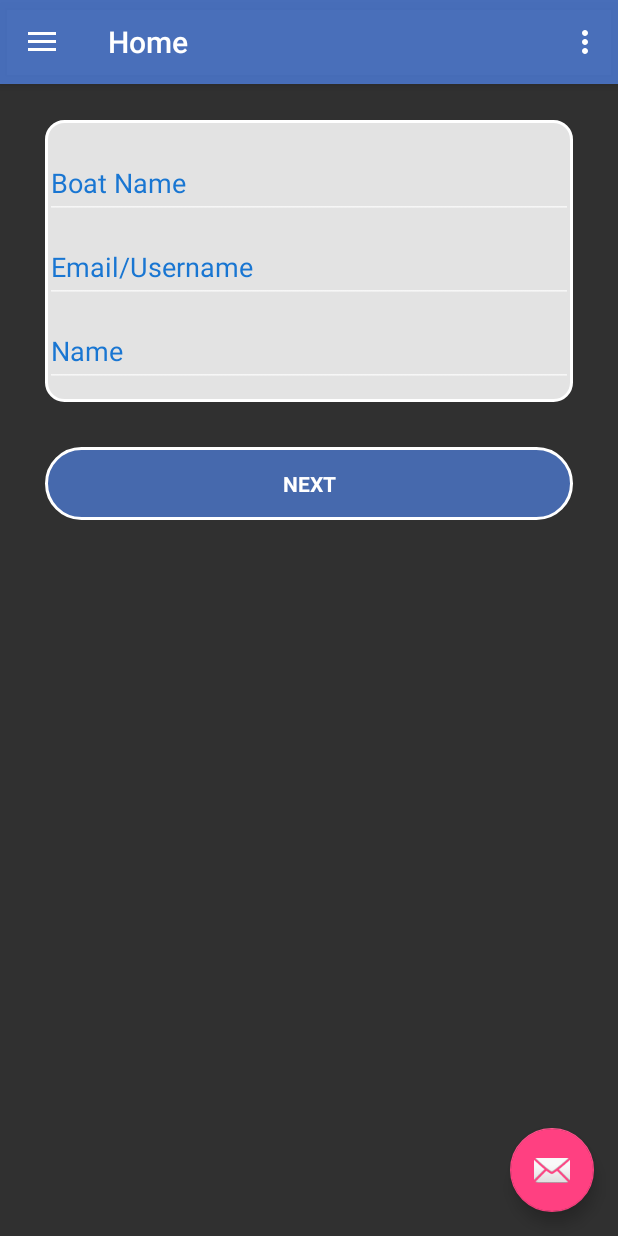
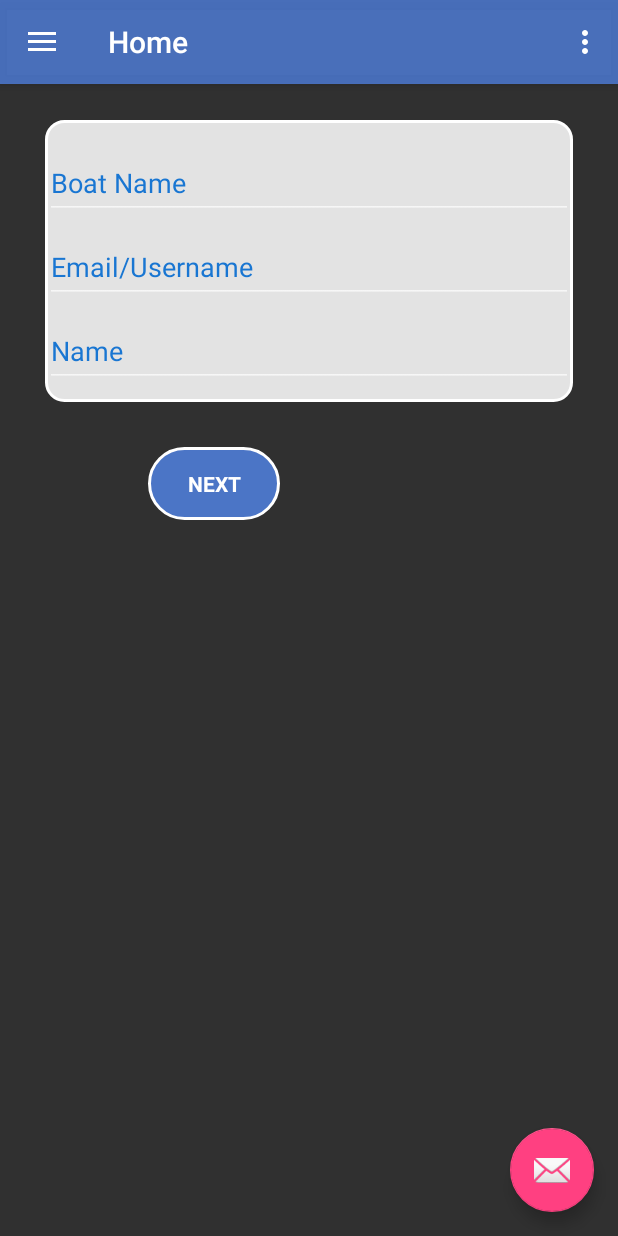
Before and after one commit to ndesai187/indigoX, an Android app: the fragment LinkSamplerFragment placed in its activity, on a phone screen of 412 x 824 dp. Run offline under Robolectric (Android 15) with nearby library versions, the phone set to English and light mode, and no system bars.

Commit message:
improview view with previous-next buttion for add reading activity

```diff
--- a/app/src/main/java/com/example/nirav/indigox/MainPage/AddReadingActivity.java
+++ b/app/src/main/java/com/example/nirav/indigox/MainPage/AddReadingActivity.java
@@ -54,7 +54,7 @@ public class AddReadingActivity extends AppCompatActivity {
         tabLayout.setOnTabSelectedListener(new TabLayout.OnTabSelectedListener() {
             @Override
             public void onTabSelected(TabLayout.Tab tab) {
-
+                mViewPager.setCurrentItem(tab.getPosition());
             }
 
             @Override
--- a/app/src/main/res/drawable/round_button_opaque.xml
+++ b/app/src/main/res/drawable/round_button_opaque.xml
@@ -4,7 +4,7 @@
     <corners android:radius="30dp" />
     <stroke android:width="2dp"
             android:color="#ffffff"/>
-    <solid android:color="#aa5286EC"/>
+    <solid android:color="#cc5286EC"/>
     <padding android:left="15dp" android:top="15dp"
              android:right="15dp" android:bottom="15dp" />
 </shape>
--- a/app/src/main/res/layout/fragment_link_sampler.xml
+++ b/app/src/main/res/layout/fragment_link_sampler.xml
@@ -2,8 +2,10 @@
              xmlns:tools="http://schemas.android.com/tools"
              android:layout_width="match_parent"
              android:layout_height="match_parent"
+             xmlns:app="http://schemas.android.com/apk/res-auto"
              tools:context="com.example.nirav.indigox.Fragments.LinkSamplerFragment">
 
+    <!-- TODO: Update blank fragment layout -->
     <!-- TODO: Update blank fragment layout -->
     <LinearLayout
             android:layout_width="match_parent"
@@ -13,7 +15,7 @@
             android:paddingRight="30dp"
             android:orientation="vertical">
         <LinearLayout
-                android:id="@+id/email_login_form"
+                android:id="@+id/sampler_form"
                 android:layout_width="match_parent"
                 android:layout_height="wrap_content"
                 android:orientation="vertical"
@@ -72,24 +74,51 @@
                         android:singleLine="true"/>
             </android.support.design.widget.TextInputLayout>
 
+        </LinearLayout>
+        <android.support.constraint.ConstraintLayout
+                android:layout_width="match_parent"
+                android:layout_height="match_parent"
+                android:layout_below="@id/sampler_form"
+                android:paddingTop="30dp">
+            <Button
+                    android:id="@+id/previous_profile_page"
+                    style="?android:textAppearanceSmall"
+                    android:layout_width="wrap_content"
+                    android:layout_height="wrap_content"
+                    app:layout_constraintRight_toLeftOf="@+id/next_add_reading_page"
+                    app:layout_constraintLeft_toLeftOf="parent"
+                    app:layout_constraintBottom_toBottomOf="parent"
+                    app:layout_constraintTop_toTopOf="parent"
+                    android:layout_gravity="center_vertical|center_horizontal"
+                    android:text="@string/previous_page"
+                    android:background="@drawable/round_button_opaque"
+                    android:textColor="#FFFFFF"
+                    android:textStyle="bold"
+                    app:layout_constraintVertical_bias="1.0"/>
+
+            <Button
+                    android:id="@+id/next_add_reading_page"
+                    style="?android:textAppearanceSmall"
+                    android:layout_width="wrap_content"
+                    android:layout_height="wrap_content"
+                    app:layout_constraintRight_toLeftOf="parent"
+                    app:layout_constraintHorizontal_chainStyle="packed"
+                    app:layout_constraintLeft_toRightOf="@+id/previous_profile_page"
+                    app:layout_constraintBottom_toBottomOf="parent"
+                    app:layout_constraintTop_toTopOf="parent"
+                    android:layout_gravity="center_vertical|center_horizontal"
+                    android:text="@string/next_page"
+                    android:background="@drawable/round_button_opaque"
+                    android:textColor="#FFFFFF"
+                    android:textStyle="bold"
+                    app:layout_constraintVertical_bias="1.0"
+                    android:layout_marginRight="0dp"
+                    android:layout_marginLeft="128dp"/>
+        </android.support.constraint.ConstraintLayout>
 
 
-        </LinearLayout>
+    </LinearLayout>
 
-        <Button
-                android:id="@+id/next_weather_page"
-                style="?android:textAppearanceSmall"
-                android:layout_width="match_parent"
-                android:layout_height="wrap_content"
-                android:layout_below="@id/user_full_name"
-                android:layout_gravity="center_horizontal"
-                android:layout_marginTop="30dp"
-                android:text="@string/next_page"
-                android:background="@drawable/round_button_opaque"
-                android:textColor="#FFFFFF"
-                android:textStyle="bold"/>
-
-    </LinearLayout>
 
     <!--/ScrollView-->
 
--- a/app/src/main/res/values/strings.xml
+++ b/app/src/main/res/values/strings.xml
@@ -34,4 +34,5 @@
     <string name="user_full_name">Name</string>
     <string name="next_page">Next</string>
     <string name="previous_page">Previous</string>
+    <string name="save_reading">Save</string>
 </resources>
--- a/app/src/main/res/values/styles.xml
+++ b/app/src/main/res/values/styles.xml
@@ -13,4 +13,10 @@
 
     <style name="AppTheme.PopupOverlay" parent="ThemeOverlay.AppCompat.Light"/>
 
+    <style name="Divider">
+        <item name="android:layout_width">match_parent</item>
+        <item name="android:layout_height">1dp</item>
+        <item name="android:background">@color/hintColorIndigo</item>
+    </style>
+
 </resources>
```
Also changed, not shown: app/src/main/res/layout/fragment_add_sampler_readings.xml (+42 -34 lines), app/src/main/res/layout/fragment_geo_weather.xml (+44 -14 lines).
